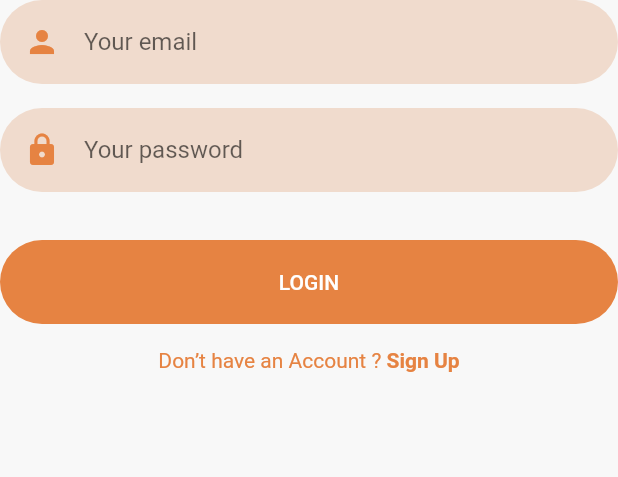
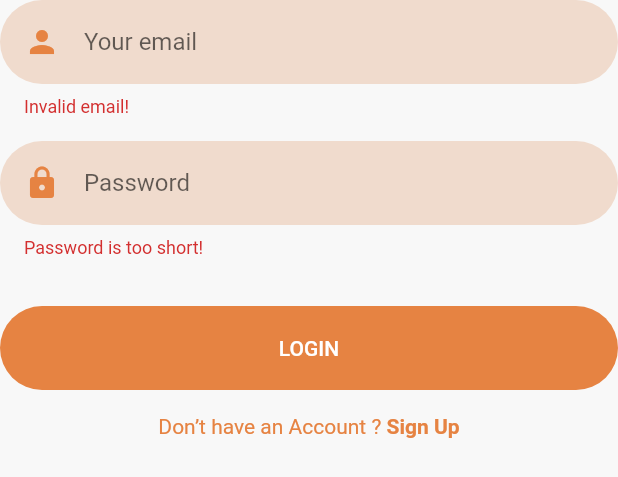
Before and after one commit to cepdnaclk/e18-3yp-Road-Traffic-Ecosystem, a Flutter app: the LoginForm widget shown alone on an empty page, opened directly, after a tap on "LOGIN", on a phone screen of 412 x 824 dp. Shown: the top 477 px of the screen. Run offline on Flutter 3.47's test engine with Material 2 defaults, Android fonts, the phone set to English and light mode, and no system bars; our stand-ins replace firebase_auth, firebase_core, firebase_database, flutter_svg, flutter_zoom_drawer, geolocator and 2 more; missing offline and left inert: qr_code_scanner; accounts and stored records are empty; network calls fail; project files that could hold a hidden picture were left out.

Commit message:
login bug is fixed

```diff
--- a/App/lib/Screens/Login/components/login_form.dart
+++ b/App/lib/Screens/Login/components/login_form.dart
@@ -1,6 +1,7 @@
 import 'package:flutter/material.dart';
 import 'package:firebase_auth/firebase_auth.dart';
 import 'package:flutter/services.dart';
+import 'package:flutter_auth/Screens/Welcome/home_screen.dart';
 import '../../../components/already_have_an_account_acheck.dart';
 import '../../../constants.dart';
 import '../../Signup/signup_screen.dart';
@@ -8,9 +9,7 @@ import '../../Signup/signup_screen.dart';
 import 'package:firebase_auth/firebase_auth.dart';
 
 class LoginForm extends StatefulWidget {
-
   const LoginForm({Key? key}) : super(key: key);
-
 
   @override
   _LoginFormState createState() => _LoginFormState();
@@ -29,23 +28,28 @@ class _LoginFormState extends State<LoginForm> {
     bool isValid = false;
     if (_formKey.currentState == null) {
       isValid = false;
+      print("null kara");
     } else if (_formKey.currentState!.validate()) {
       isValid = true;
+      print("true");
     }
     print(uemail);
     print("karan");
+
     var authResult;
 
     print(upassword);
     try {
-      if (isValid) {
-        _formKey.currentState!.save();
+      _formKey.currentState!.save();
 
-        authResult = await _auth.signInWithEmailAndPassword(
-            email: uemail.trim(), password: upassword.trim());
-        print(uemail);
-        print(upassword);
-      }
+      authResult = await _auth.signInWithEmailAndPassword(
+          email: uemail.trim(), password: upassword.trim());
+      print(uemail);
+      print(upassword);
+      Navigator.push(
+        context,
+        MaterialPageRoute(builder: (context) => HomeScreen()),
+      );
     } on PlatformException catch (err) {
       var message = "error irukkuda check your credential";
       if (err.message != null) message = err.message!;
@@ -61,6 +65,7 @@ class _LoginFormState extends State<LoginForm> {
   @override
   Widget build(BuildContext context) {
     return Form(
+      key: _formKey,
       child: Column(
         children: [
           TextFormField(
@@ -92,23 +97,20 @@ class _LoginFormState extends State<LoginForm> {
           Padding(
             padding: const EdgeInsets.symmetric(vertical: defaultPadding),
             child: TextFormField(
-              key: Key("password-field"),
-              style: TextStyle(color: Color.fromARGB(255, 240, 219, 205)),
               validator: (value) {
                 if (value!.isEmpty || value.length < 5 || value == null) {
                   return 'Password is too short!';
                 }
               },
-              onSaved: (newValue) {
-                upassword = newValue!;
+              onSaved: (value) {
+                upassword = value!;
               },
               textInputAction: TextInputAction.done,
               obscureText: true,
               cursorColor: kPrimaryColor,
               decoration: InputDecoration(
                 fillColor: Color.fromARGB(255, 240, 219, 205),
-                iconColor: kActiveIconColor,
-                hintText: "Your password",
+                hintText: "Password",
                 prefixIcon: Padding(
                   padding: const EdgeInsets.all(defaultPadding),
                   child: Icon(
--- a/App/lib/main.dart
+++ b/App/lib/main.dart
@@ -1,7 +1,6 @@
 import 'package:flutter/material.dart';
 
 import 'package:flutter_auth/Screens/Welcome/home_screen.dart';
-
 
 import 'package:flutter_auth/Screens/Welcome/user_details_screen.dart';
 import 'package:flutter_auth/Screens/Welcome/welcome_screen.dart';
@@ -62,14 +61,7 @@ class MyApp extends StatelessWidget {
         stream: FirebaseAuth.instance.authStateChanges(),
         builder: (ctx, userSnapshot) {
           if (userSnapshot.hasData) {
-
-
-
-
-            return HomeScreen();
-
-
-
+            return WelcomeScreen();
           }
           return WelcomeScreen();
         },
```
